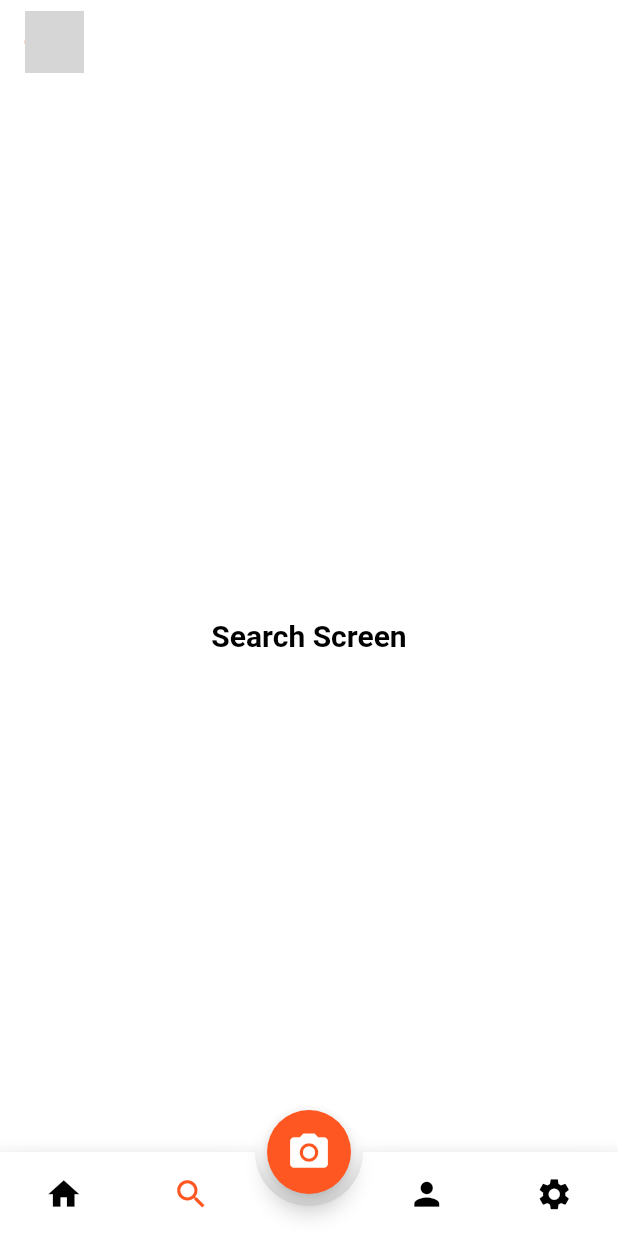
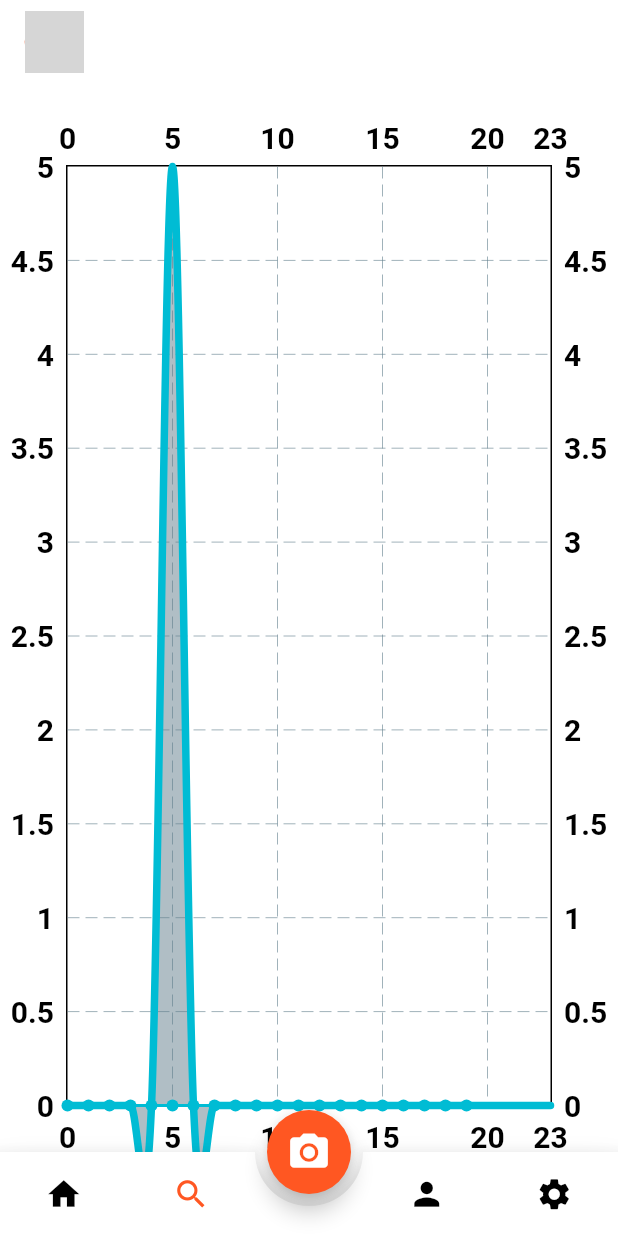
Before and after one commit to Mohamed-Ibrahim-Z/Calories-Estimator, a Flutter app: the HomeLayout screen opened directly, item 2 of the bottom bar chosen, on a phone screen of 412 x 824 dp. Run offline on Flutter 3.47's test engine with Material 2 defaults, Android fonts, the phone set to English and light mode, and no system bars; drawn by our look-alikes of animated_bottom_navigation_bar, avatar_glow, fl_chart; our stand-ins replace animated_splash_screen, cached_network_image, camera, cloud_firestore, conditional_builder_null_safety, dio and 15 more; accounts and stored records are empty; network calls fail; grey boxes are pictures that could not be loaded.

```diff
--- a/calorie_me/lib/core/constants/constants.dart
+++ b/calorie_me/lib/core/constants/constants.dart
@@ -14,4 +14,6 @@ dynamic loggedUserID = '';
 const baseUrl = 'http://calorieme.francecentral.cloudapp.azure.com:5000';
 // const baseUrl = 'http://192.168.1.10:5000';
 int caloriesConsumed = 0;
+int caloriesRemaining = 0;
 bool newVersion = false;
+int mealIndex = 0;
--- a/calorie_me/lib/core/utils/cache_helper.dart
+++ b/calorie_me/lib/core/utils/cache_helper.dart
@@ -29,15 +29,13 @@ class CacheHelper {
   }
 
   static void signOut(context) {
-    navigateToAndRemoveUntil(nextPage: const LoginScreen(), context: context);
-
     loggedUserID = null;
     BottomNavCubit.get(context).changeBottomNavScreen(0);
     if (isGoogleAccount) {
       LoginCubit.get(context).signOutFromGmail();
-    } else {
-      sharedPreferences!.remove("token");
     }
+    sharedPreferences!.remove("token");
     FirebaseAuth.instance.signOut();
+    navigateToAndRemoveUntil(nextPage: const LoginScreen(), context: context);
   }
 }
--- a/calorie_me/lib/features/home_layout/presentation/manager/bottom_nav_cubit/bottom_nav_cubit.dart
+++ b/calorie_me/lib/features/home_layout/presentation/manager/bottom_nav_cubit/bottom_nav_cubit.dart
@@ -1,6 +1,7 @@
 import 'dart:async';
 
 import 'package:calorie_me/features/profile/presentation/views/profile_screen.dart';
+import 'package:calorie_me/features/report_screen/presentation/views/report_screen.dart';
 import 'package:calorie_me/features/settings/data/presentation/views/settings_screen.dart';
 import 'package:flutter/material.dart';
 import 'package:flutter_bloc/flutter_bloc.dart';
@@ -22,7 +23,7 @@ class BottomNavCubit extends Cubit<BottomNavStates> {
   int currentIndex = 0;
   List<Widget> screens = [
     const HomeScreen(),
-    const Center(child: Text('Search Screen')),
+    const ReportScreen(),
     const ProfileScreen(),
     const SettingsScreen()
   ];
--- a/calorie_me/lib/features/home_screen/presentation/manager/home_screen_state.dart
+++ b/calorie_me/lib/features/home_screen/presentation/manager/home_screen_state.dart
@@ -10,3 +10,9 @@ class GetMealsErrorState extends HomeScreenStates {}
 class GetUserDataLoadingState extends HomeScreenStates {}
 class GetUserDataSuccessState extends HomeScreenStates {}
 class GetUserDataErrorState extends HomeScreenStates {}
+class DeleteMealLoadingState extends HomeScreenStates {}
+class DeleteMealSuccessState extends HomeScreenStates {}
+class DeleteMealErrorState extends HomeScreenStates {}
+class UndoDeleteMealLoadingState extends HomeScreenStates {}
+class UndoDeleteMealSuccessState extends HomeScreenStates {}
+class UndoDeleteMealErrorState extends HomeScreenStates {}
--- a/calorie_me/lib/features/home_screen/presentation/views/widgets/custom_percent_indicator.dart
+++ b/calorie_me/lib/features/home_screen/presentation/views/widgets/custom_percent_indicator.dart
@@ -6,7 +6,7 @@ import 'package:responsive_sizer/responsive_sizer.dart';
 import '../../../../../core/constants/constants.dart';
 
 Widget customPercentIndicator(animation, context, UserModel currentUser) {
-  num caloriesRemaining = currentUser.bmr!.round() - caloriesConsumed;
+  caloriesRemaining = currentUser.bmr!.round() - caloriesConsumed;
   if (caloriesRemaining < 0) caloriesRemaining = 0;
   return Center(
     child: CircularPercentIndicator(
--- a/calorie_me/lib/features/image_details/data/models/meal_model.dart
+++ b/calorie_me/lib/features/image_details/data/models/meal_model.dart
@@ -1,5 +1,5 @@
 class MealModel {
-  String imageUrl = "", dateTime = "";
+  String imageUrl = "", dateTime = "", mealID = "";
   Map<String, dynamic> ingredients = {};
   int mealCalories = 0;
 
@@ -15,10 +15,11 @@ class MealModel {
     dateTime = DateTime.now().toIso8601String();
   }
 
-  MealModel.fromFireStore(Map<String, dynamic> map) {
+  MealModel.fromFireStore(Map<String, dynamic> map,String mealId) {
     ingredients = map['ingredients'];
     imageUrl = map['imageUrl'];
     dateTime = map['dateTime'];
+    mealID = mealId;
     mealCalories = map['mealCalories'];
   }
 
--- a/calorie_me/lib/features/image_details/presentation/views/widgets/footer_buttons.dart
+++ b/calorie_me/lib/features/image_details/presentation/views/widgets/footer_buttons.dart
@@ -22,7 +22,6 @@ Widget footerButtons({required context, required CameraCubit cameraCubit}) =>
                         nextPage: const HomeLayout(),
                         context: context,
                         transition: PageTransitionType.fade);
-                    cameraCubit.clearTableRowsAndMealModel();
                   })),
           SizedBox(
             width: 3.w,
--- a/calorie_me/lib/features/login/presentation/manager/login_cubit/login_cubit.dart
+++ b/calorie_me/lib/features/login/presentation/manager/login_cubit/login_cubit.dart
@@ -1,12 +1,10 @@
 import 'package:calorie_me/core/utils/cache_helper.dart';
 import 'package:calorie_me/features/register/data/model/user_model.dart';
 import 'package:cloud_firestore/cloud_firestore.dart';
-import 'package:dio/dio.dart';
 import 'package:firebase_auth/firebase_auth.dart';
 import 'package:flutter/material.dart';
 import 'package:flutter_bloc/flutter_bloc.dart';
 import 'package:google_sign_in/google_sign_in.dart';
-
 import '../../../../../core/constants/constants.dart';
 
 part 'login_states.dart';
@@ -53,7 +51,6 @@ class LoginCubit extends Cubit<LoginStates> {
   }
 
   final googleSignIn = GoogleSignIn();
-  String googleUserId = '';
 
   void loginWithGmail() async {
     googleSignIn.signIn().then((user) {
@@ -67,7 +64,6 @@ class LoginCubit extends Cubit<LoginStates> {
 
         await FirebaseAuth.instance.signInWithCredential(credential);
       }).then((value) {
-        googleUserId = user.id;
         isGoogleAccount = true;
         UserModel userModel = UserModel(
           userName: user.displayName,
@@ -106,7 +102,6 @@ class LoginCubit extends Cubit<LoginStates> {
 
   void signOutFromGmail() async {
     await googleSignIn.signOut();
-    googleUserId = '';
     isGoogleAccount = false;
     CacheHelper.sharedPreferences!.remove('isGoogleAccount');
   }
--- a/calorie_me/lib/features/login/presentation/views/login_screen.dart
+++ b/calorie_me/lib/features/login/presentation/views/login_screen.dart
@@ -1,4 +1,3 @@
-import 'package:calorie_me/features/login/presentation/manager/login_cubit/login_cubit.dart';
 import 'package:calorie_me/features/login/presentation/views/widgets/login_screen_body.dart';
 import 'package:flutter/material.dart';
 import '../../../../core/widgets/widgets.dart';
--- a/calorie_me/lib/features/login/presentation/views/widgets/row_below_login_btn.dart
+++ b/calorie_me/lib/features/login/presentation/views/widgets/row_below_login_btn.dart
@@ -64,7 +64,7 @@ Widget rowBelowLoginBtn(context, cubit) => Column(
                 ),
                 SizedBox(width: 2.w),
                 defaultText(
-                    text: 'Continue with Google',
+                    text: 'Continue with Gmail',
                     style: Theme.of(context).textTheme.bodySmall!.copyWith(
                           color: Colors.white,
                           fontSize: 16.sp,
--- /dev/null
+++ b/calorie_me/lib/features/report_screen/presentation/views/report_screen.dart
@@ -0,0 +1,94 @@
+import 'package:calorie_me/core/constants/constants.dart';
+import 'package:calorie_me/core/widgets/widgets.dart';
+import 'package:calorie_me/features/home_screen/presentation/manager/home_screen_cubit.dart';
+import 'package:conditional_builder_null_safety/conditional_builder_null_safety.dart';
+import 'package:fl_chart/fl_chart.dart';
+import 'package:flutter/material.dart';
+import 'package:flutter_bloc/flutter_bloc.dart';
+
+class ReportScreen extends StatelessWidget {
+  const ReportScreen({Key? key}) : super(key: key);
+
+  @override
+  Widget build(BuildContext context) {
+    var homeScreenCubit = HomeScreenCubit.get(context);
+    return BlocBuilder<HomeScreenCubit, HomeScreenStates>(
+        builder: (context, state) {
+      return ConditionalBuilder(
+          condition: homeScreenCubit.userLogged != null &&
+              state is! GetMealsLoadingState,
+          builder: (context) {
+            // draw line chart for calories consumed and calories remaining for current day
+            return LineChart(
+              LineChartData(
+                lineBarsData: [
+                  LineChartBarData(
+                    spots: [
+                      FlSpot(0, 0),
+                      FlSpot(1, 0),
+                      FlSpot(2, 0),
+                      FlSpot(3, 0),
+                      FlSpot(4, 0),
+                      FlSpot(5, 5),
+                      FlSpot(6, 0),
+                      FlSpot(7, 0),
+                      FlSpot(8, 0),
+                      FlSpot(9, 0),
+                      FlSpot(10, 0),
+                      FlSpot(11, 0),
+                      FlSpot(12, 0),
+                      FlSpot(13, 0),
+                      FlSpot(14, 0),
+                      FlSpot(15, 0),
+                      FlSpot(16, 0),
+                      FlSpot(17, 0),
+                      FlSpot(18, 0),
+                      FlSpot(19, 0),
+                      FlSpot(20, 0),
+                      FlSpot(21, 0),
+                      FlSpot(22, 0),
+                      FlSpot(23, 0),
+                    ],
+                    isCurved: true,
+                    barWidth: 5,
+                    isStrokeCapRound: true,
+                    dotData: FlDotData(
+                      show: false,
+                    ),
+                    belowBarData: BarAreaData(
+                      show: true,
+
+                    ),
+                  ),
+                  LineChartBarData(
+                    spots: [
+                      FlSpot(0, 0),
+                      FlSpot(1, 0),
+                      FlSpot(2, 0),
+                      FlSpot(3, 0),
+                      FlSpot(4, 0),
+                      FlSpot(5, 0),
+                      FlSpot(6, 0),
+                      FlSpot(7, 0),
+                      FlSpot(8, 0),
+                      FlSpot(9, 0),
+                      FlSpot(10, 0),
+                      FlSpot(11, 0),
+                      FlSpot(12, 0),
+                      FlSpot(13, 0),
+                      FlSpot(14, 0),
+                      FlSpot(15, 0),
+                      FlSpot(16, 0),
+                      FlSpot(17, 0),
+                      FlSpot(18, 0),
+                      FlSpot(19, 0),
+            ],
+              ),
+            ],
+          ),
+            );
+          },
+          fallback: (context) => defaultCircularProgressIndicator());
+    });
+  }
+}
--- a/calorie_me/lib/main.dart
+++ b/calorie_me/lib/main.dart
@@ -5,7 +5,6 @@ import 'package:calorie_me/core/widgets/widgets.dart';
 import 'package:calorie_me/features/home_screen/presentation/manager/home_screen_cubit.dart';
 import 'package:calorie_me/features/login/presentation/manager/login_cubit/login_cubit.dart';
 import 'package:calorie_me/features/login/presentation/views/login_screen.dart';
-import 'package:calorie_me/features/register/presentation/manager/register_cubit/register_cubit.dart';
 import 'package:calorie_me/features/settings/data/presentation/manager/app_theme_cubit/app_theme_cubit.dart';
 import 'package:calorie_me/features/settings/data/presentation/manager/app_theme_cubit/app_theme_states.dart';
 import 'package:firebase_core/firebase_core.dart';
@@ -44,7 +43,6 @@ class MyApp extends StatelessWidget {
         BlocProvider<AppThemeCubit>(create: (context) => AppThemeCubit()),
         BlocProvider<CameraCubit>(create: (context) => CameraCubit()),
         BlocProvider<ProfileCubit>(create: (context) => ProfileCubit()),
-        BlocProvider<RegisterCubit>(create: (context) => RegisterCubit()),
         BlocProvider<LoginCubit>(create: (context) => LoginCubit()),
         BlocProvider<HomeScreenCubit>(
             create: (context) => HomeScreenCubit()
--- a/calorie_me/pubspec.yaml
+++ b/calorie_me/pubspec.yaml
@@ -51,7 +51,8 @@ dependencies:
   image: ^4.0.15
   showcaseview: ^2.0.2
   camera: ^0.10.3+2
-  flutter_image_compress: ^1.1.3
+#  flutter_image_compress: ^1.1.3
+  fl_chart: ^0.61.0
   # Firebase
   firebase_core: ^2.5.0
   firebase_auth: ^4.2.6
```
Also changed, not shown: calorie_me/lib/features/camera_screen/presentation/manager/camera_cubit/camera_cubit.dart (+5 -5 lines), calorie_me/lib/features/home_layout/presentation/views/home_layout.dart (+5 -3 lines), calorie_me/lib/features/home_screen/presentation/manager/home_screen_cubit.dart (+50 -6 lines), calorie_me/lib/features/home_screen/presentation/views/home_screen.dart (+23 -7 lines), calorie_me/lib/features/home_screen/presentation/views/widgets/meals_list_view.dart (+5 -3 lines), calorie_me/lib/features/home_screen/presentation/views/widgets/meals_list_view_item.dart (+16 -4 lines), calorie_me/lib/features/register/presentation/views/register_screen.dart (+8 -2 lines), calorie_me/pubspec.lock.
